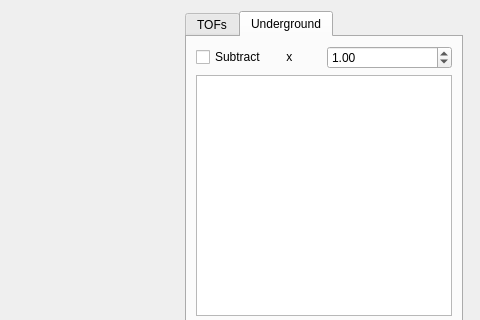
Qt form custom/mira/src/cascade/ui/contrastsvsimagesdlg.ui (mlz-ictrl/nicos) before a commit; both pictures show x 441 to 921 and y 0 to 320 of the 921 by 619 pixel window.
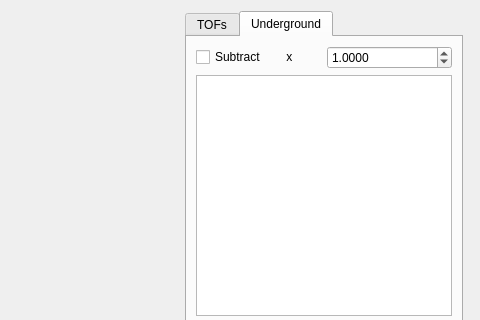
The same form after that commit. The open tabs and pages were chosen to show the change. Custom widgets are drawn as their Qt base class.

Commit message: cascade viewer: ...included underground multiplier value in list file

Diff of the .ui file:
```diff
--- a/custom/mira/src/cascade/ui/contrastsvsimagesdlg.ui
+++ b/custom/mira/src/cascade/ui/contrastsvsimagesdlg.ui
@@ -374,6 +374,9 @@
        </item>
        <item row="0" column="1">
         <widget class="QDoubleSpinBox" name="spinBox_underground">
+         <property name="decimals">
+          <number>4</number>
+         </property>
          <property name="value">
           <double>1.000000000000000</double>
          </property>
```
Left out of the diff: 1 changed line with no effect on the pictures. The commit also changes 1 other file.
